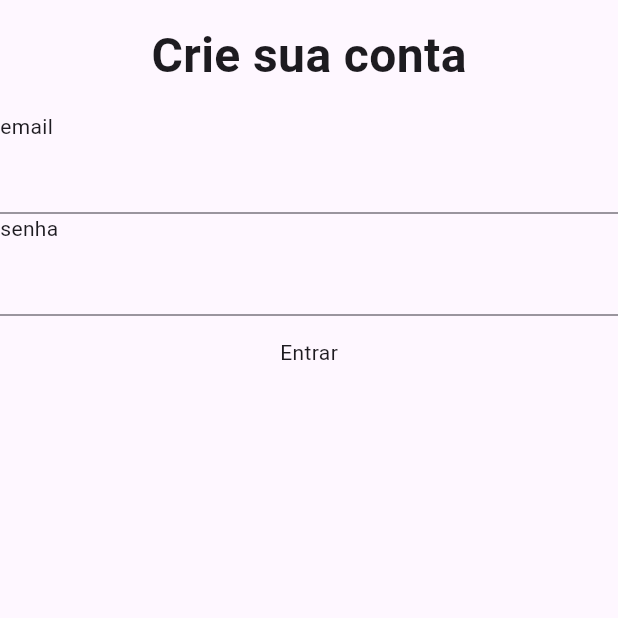
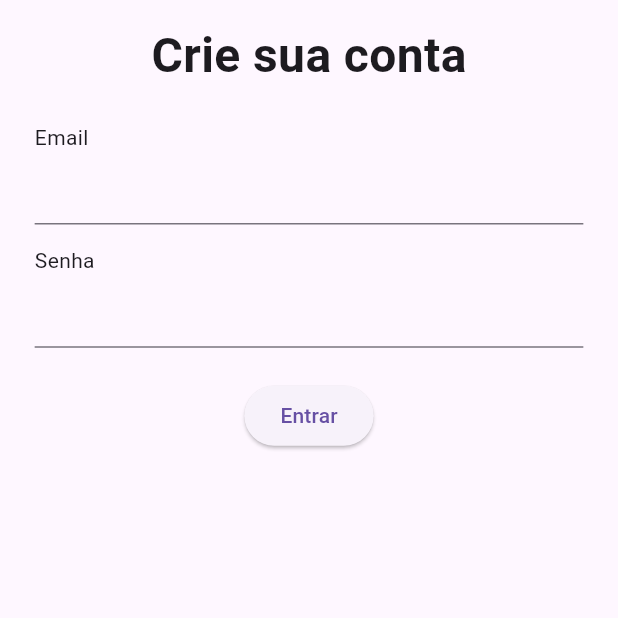
Before and after one commit to iru-Y/course_app, a Flutter app: the LoginScreen screen opened by its route, on a phone screen of 412 x 824 dp, the top half of it. Run offline on Flutter 3.47's test engine with Material 3 defaults, Android fonts, the phone set to English and light mode, and no system bars; our stand-ins replace flutter_screenutil.

Commit message:
login success

```diff
--- a/lib/colors.dart
+++ b/lib/colors.dart
@@ -1,5 +1,5 @@
 import 'package:flutter/material.dart';
 
 Color loginButton = Color(0xFF5C4BAF);
-Color gText = Color(0x000000).withOpacity(0.5);
+Color gText = Color(0x00000000).withOpacity(0.5);
 Color loginText = Color(0xFF5C4BAF);
--- a/lib/login/login_screen.dart
+++ b/lib/login/login_screen.dart
@@ -1,3 +1,4 @@
+import 'package:course_app/login/fetch_login.dart';
 import 'package:flutter/material.dart';
 import 'package:flutter_screenutil/flutter_screenutil.dart';
 
@@ -6,34 +7,65 @@ class LoginScreen extends StatelessWidget {
 
   @override
   Widget build(BuildContext context) {
+    final emailController = TextEditingController();
+    final passwordController = TextEditingController();
+
+    Future<void> getLogin() async {
+      final email = emailController.text;
+      final password = passwordController.text;
+
+      if (email.isEmpty || password.isEmpty) {
+        ScaffoldMessenger.of(context).showSnackBar(
+          const SnackBar(content: Text('Por favor, preencha todos os campos')),
+        );
+        return;
+      }
+
+      try {
+        await login(email, password);
+        ScaffoldMessenger.of(context).showSnackBar(
+          const SnackBar(content: Text('Login realizado com sucesso!')),
+        );
+      } catch (e) {
+        ScaffoldMessenger.of(context).showSnackBar(
+          SnackBar(content: Text('Erro ao fazer login: $e')),
+        );
+      }
+    }
+
     return SafeArea(
       child: Scaffold(
-        body: Column(
+        body: Padding(
+          padding: EdgeInsets.symmetric(horizontal: 24.w, vertical: 16.h),
+          child: Column(
             children: [
-            Padding(
-              padding: EdgeInsets.symmetric(vertical: 16.h, horizontal: 9.w),
-              child: Text(
+              Text(
                 'Crie sua conta',
                 style: TextStyle(fontSize: 36.sp, fontWeight: FontWeight.w700),
               ),
-            ),
+              SizedBox(height: 24.h),
               Column(
                 crossAxisAlignment: CrossAxisAlignment.start,
                 children: [
-                Text('email'),
-                TextField(),
-                Text('senha'),
-                TextField(obscureText: true),
+                  Text('Email'),
+                  TextField(controller: emailController),
+                  SizedBox(height: 16.h),
+                  Text('Senha'),
+                  TextField(
+                    controller: passwordController,
+                    obscureText: true,
+                  ),
                 ],
               ),
-
-            Container(
-              padding: EdgeInsets.symmetric(horizontal: 24.w, vertical: 16.h),
+              SizedBox(height: 24.h),
+              ElevatedButton(
+                onPressed: getLogin,
                 child: Text('Entrar'),
               ),
             ],
           ),
         ),
+      ),
     );
   }
 }
```
Also changed, not shown: lib/login/fetch_login.dart (+7 -6 lines), lib/login/login_model.dart (+8 -8 lines). Lines whose indentation alone changed are shown as unchanged.
